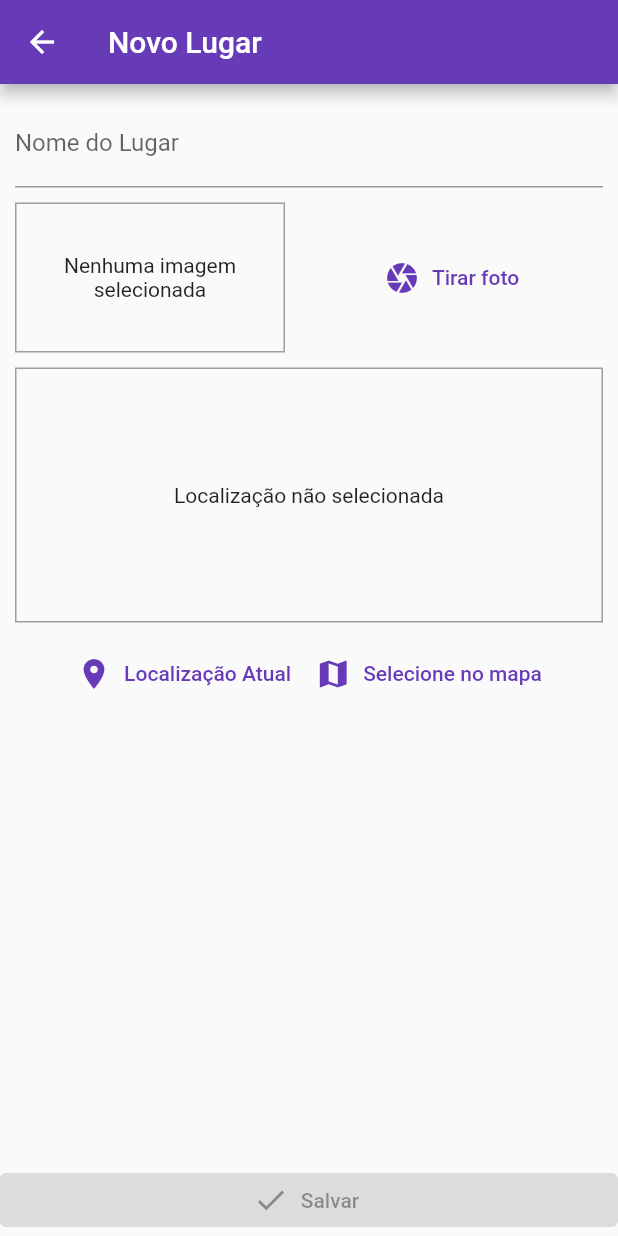
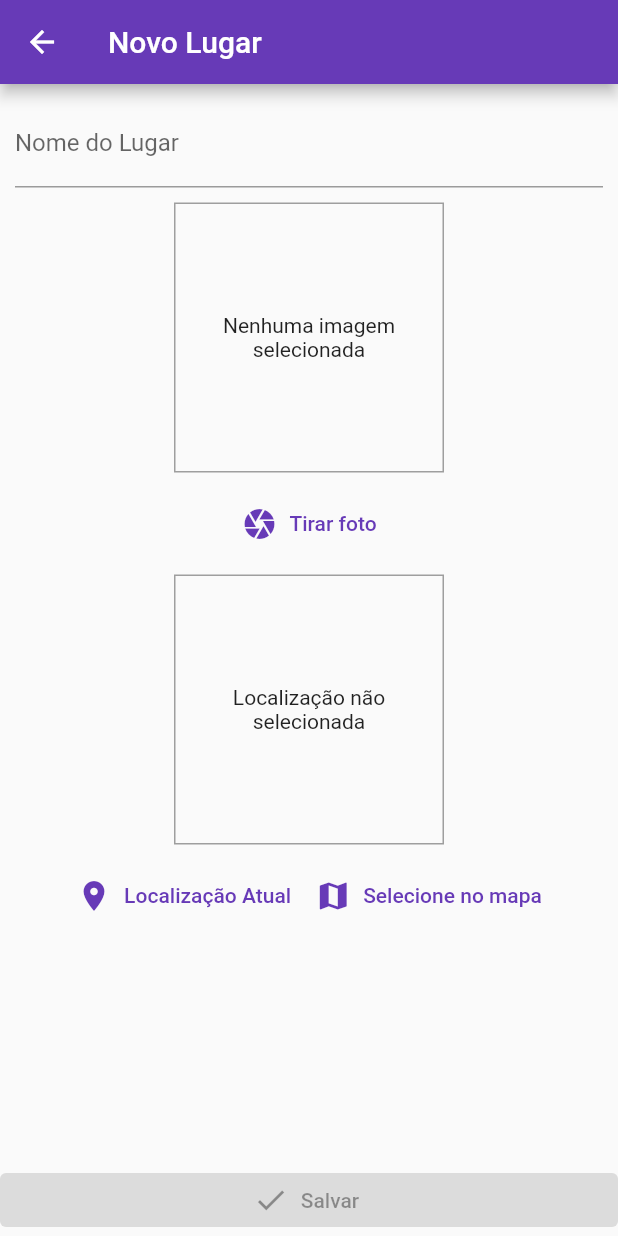
Before and after one commit to joaoffnogueira/purple_places, a Flutter app: the PlaceFormScreen screen opened by its route, on a phone screen of 412 x 824 dp. Run offline on Flutter 3.47's test engine with Material 2 defaults, Android fonts, the phone set to English and light mode, and no system bars; our stand-ins replace google_maps_flutter, image_picker, location, sqflite; accounts and stored records are empty.

Commit message:
Update input widgets

```diff
--- a/lib/widgets/image_input.dart
+++ b/lib/widgets/image_input.dart
@@ -34,11 +34,12 @@ class _ImageInputState extends State<ImageInput> {
 
   @override
   Widget build(BuildContext context) {
-    return Row(
+    return Column(
+      mainAxisSize: MainAxisSize.min,
       children: [
         Container(
           width: 180,
-          height: 100,
+          height: 180,
           decoration: BoxDecoration(
             border: Border.all(width: 1, color: Colors.grey),
           ),
@@ -54,8 +55,9 @@ class _ImageInputState extends State<ImageInput> {
                   textAlign: TextAlign.center,
                 ),
         ),
-        SizedBox(width: 10),
-        Expanded(
+        SizedBox(height: 10),
+        Flexible(
+          fit: FlexFit.loose,
           child: TextButton.icon(
             icon: Icon(Icons.camera),
             label: Text('Tirar foto'),
--- a/lib/widgets/location_input.dart
+++ b/lib/widgets/location_input.dart
@@ -53,8 +53,8 @@ class _LocationInputState extends State<LocationInput> {
     return Column(
       children: [
         Container(
-          height: 170,
-          width: double.infinity,
+          height: 180,
+          width: 180,
           decoration: BoxDecoration(
             border: Border.all(width: 1, color: Colors.grey),
           ),
```
